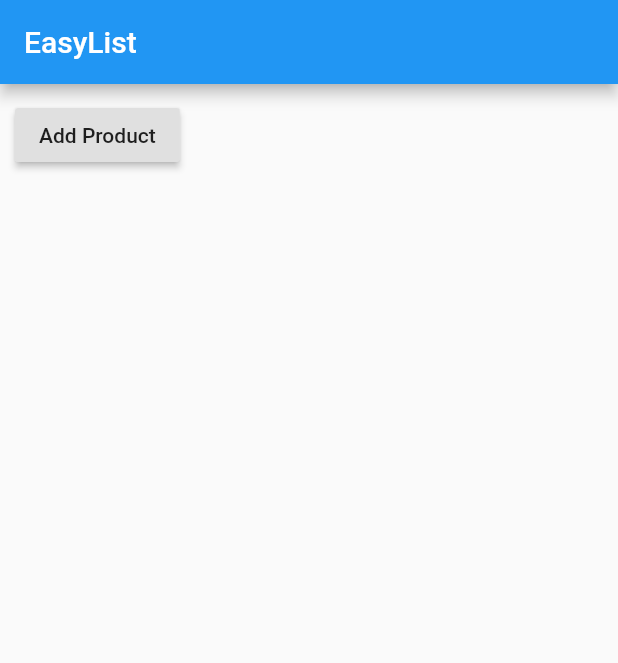
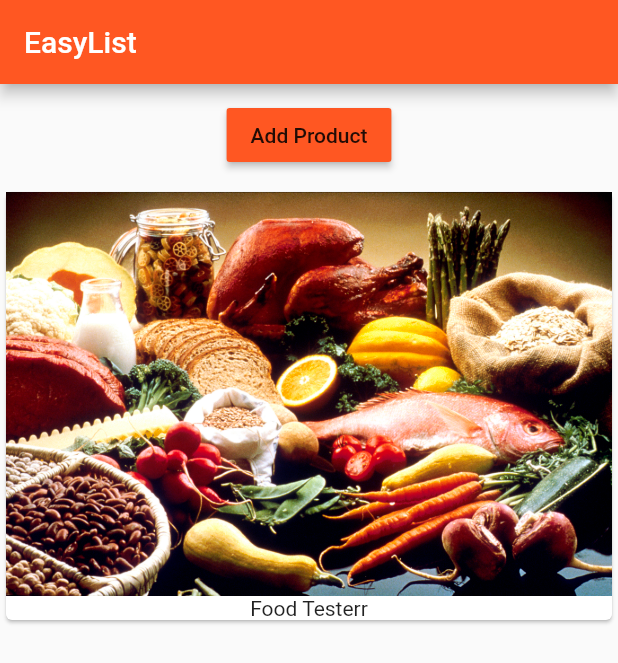
Before and after one commit to man2332/flutter_course, a Flutter app: the screen it shows after launch, on a phone screen of 412 x 824 dp. Shown: the top 663 px of the screen. Run offline on Flutter 3.47's test engine with Material 2 defaults, Android fonts, the phone set to English and light mode, and no system bars.

Commit message:
2nd commit

```diff
--- a/lib/main.dart
+++ b/lib/main.dart
@@ -1,44 +1,25 @@
 import 'package:flutter/material.dart';
+
+import './product_manager.dart';
 
 void main() => runApp(MyApp());
 
-class MyApp extends StatefulWidget {
-  @override
-  State<StatefulWidget> createState() {
-    // TODO: implement createState
-    return _MyAppState();
-  }
-}
-
-//                            <> - Class which this state class belongs to is MyApp 1:58
-class _MyAppState extends State<MyApp> {
-  List<String> _products = ['Food Tester']; //first element is 'Food Tester'
-
+class MyApp extends StatelessWidget {
   @override
   Widget build(BuildContext context) {
     // TODO: implement build
     return MaterialApp(
-      home: Scaffold(
+      theme: ThemeData(//Theme: sets the design of the app-ThemeData()- by flutter- sets the theme of app by passing it values
+        brightness: Brightness.light,
+        primarySwatch: Colors.deepOrange,//primarySwatch-rest picked for u, Colors-provide static properties provided by flutter
+        accentColor: Colors.deepPurple//many other options in ThemeData you can play with
+      ),
+        home: Scaffold(
           appBar: AppBar(
             title: Text('EasyList'),
           ),
-          body: Column(
-            children: <Widget>[
-              Container(
-                  margin: EdgeInsets.all(10.0),
-                  child: RaisedButton(
-                    onPressed: () {
-                      setState(() {
-                        _products.add("Advanced Food Tester");
-                      });
-                    },
-                    child: Text('Add Product'),
-                  )
-                  //btn w background color
-                  ),
-
-            ],
-          )),
+          body: ProductManager(startingProduct: 'Food Testerr'),
+        )
     ); //root widget is material app widget
   } //widgets always return a widget until you reach a widget that ships with flutter
 }
--- /dev/null
+++ b/lib/product_manager.dart
@@ -0,0 +1,60 @@
+import 'package:flutter/material.dart';
+
+import './products.dart';
+//lifecycle call -> ctor -> createState -> initState -> build
+
+class ProductManager extends StatefulWidget{
+  final String startingProduct;
+
+  //wrap in {} to make it a named arg, this way calling the ctor is forced to name the args
+  //  and with named args u can only pass values that are allowed(if desired)
+  ProductManager({this.startingProduct = 'Sweet tester'});//ctor with named arg and default value
+
+
+  @override
+  State<StatefulWidget> createState() {
+    // TODO: implement createState
+    return _ProductManagerState();//calls initState() and build()
+  }
+}
+
+//                      <> - Class which this state class belongs to
+class _ProductManagerState extends State<ProductManager>{
+  //List<String> _products = ['Food Tester']; //first element is 'Food Tester'
+  List<String> _products = [];
+
+  @override
+  void initState() {//init state runs before build()
+    // State<> class gives this class(_ProductManagerState)
+    // access to the widget it's connected to(ProductManager)
+    // thats how you can access startingProduct field in ProductManager class
+    _products.add(widget.startingProduct);
+    super.initState();//call this line after your code
+  }
+  //will call whenever the connected widget(ProductManager) receives new external data(this.startingProduct)
+  @override
+  void didUpdateWidget(ProductManager oldWidget) {
+    super.didUpdateWidget(oldWidget);
+  }
+
+  //context stores general meta data about our app- like theme,color, etc
+  @override
+  Widget build(BuildContext context) {//setState() will recall this build widget
+    //whenever setState() is called, it recalls build, but does not reconstruct the product manager widget
+    return Column(children: [Container(
+        margin: EdgeInsets.all(10.0),
+        child: RaisedButton(
+          color: Theme.of(context).primaryColor,//Theme provided by flutter-get primaryColor from our app(context)
+          onPressed: () {
+            setState(() {
+              _products.add("Advanced Food Tester");//recalls this build method when user clicks "add'
+            });//           which also recalls Product(_products) to update it
+          },
+          child: Text('Add Product'),
+        )
+      //btn w background color
+    ),
+    Products(_products)
+    ]);
+  }
+}
--- a/lib/products.dart
+++ b/lib/products.dart
@@ -1,5 +1,5 @@
 import 'package:flutter/material.dart';
-
+//lifecycle calls - ctor -> build
 class Products extends StatelessWidget {
 
   final List<String> products;//be init once at ctor and never again
```
